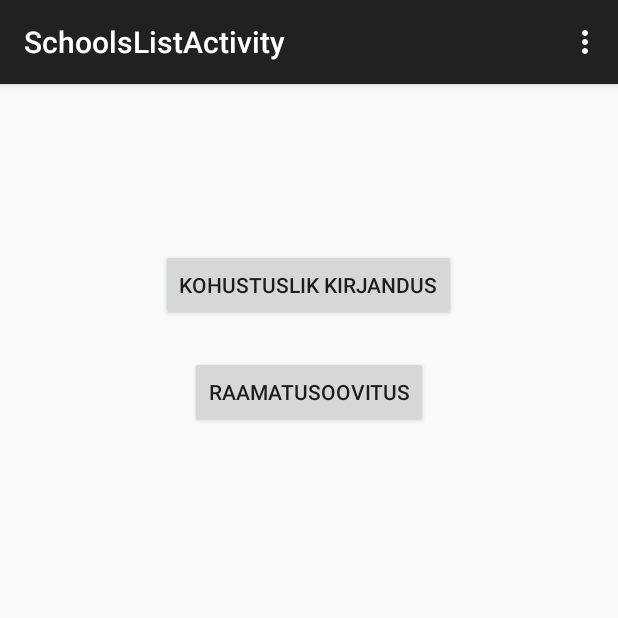
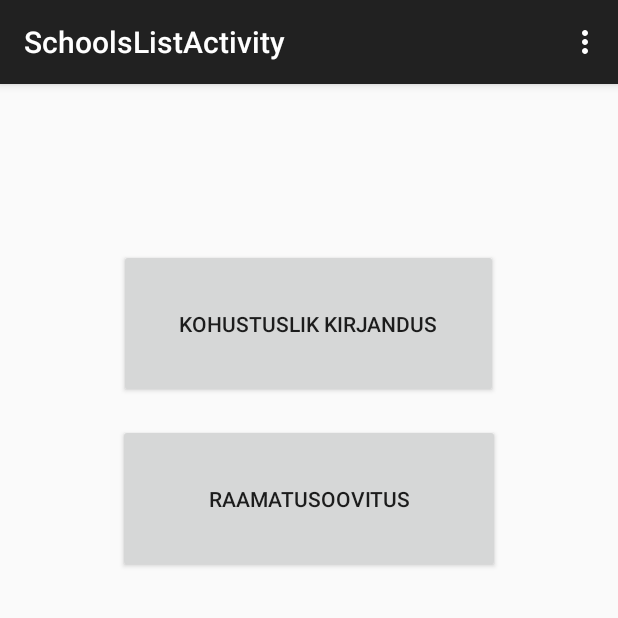
Before and after one commit to mihkelvilismae/tartu-library-app, an Android app: the screen it shows after launch (ModeSelectionScreen), on a phone screen of 412 x 824 dp, the top half of it. Run offline under Robolectric (Android 15) with nearby library versions, the phone set to English and light mode, and no system bars; 4 statements that could not run were skipped.

Commit message:
improved android look

```diff
--- a/AndroidApp/app/src/main/res/layout/activity_main.xml
+++ b/AndroidApp/app/src/main/res/layout/activity_main.xml
@@ -9,20 +9,24 @@
         android:text="@string/startReadingList"
         android:layout_width="wrap_content"
         android:layout_height="wrap_content"
-        android:layout_below="@+id/textView"
         android:layout_centerHorizontal="true"
         android:layout_marginTop="94dp"
         android:id="@+id/startMandatoryReading"
+        android:padding="40dip"
         android:onClick="onClick" />
 
     <Button
         android:text="@string/startRecommendation"
         android:layout_width="wrap_content"
         android:layout_height="wrap_content"
-        android:layout_marginTop="23dp"
+        android:layout_marginTop="17dp"
         android:id="@+id/startRecommendation"
+        android:onClick="onClick"
+        android:paddingLeft="60dip"
+        android:paddingRight="60dip"
+        android:paddingTop="40dip"
+        android:paddingBottom="40dip"
         android:layout_below="@+id/startMandatoryReading"
-        android:layout_centerHorizontal="true"
-        android:onClick="onClick"/>
+        android:layout_centerHorizontal="true" />
 
 </RelativeLayout>
```
Also changed, not shown: 1 other file.
